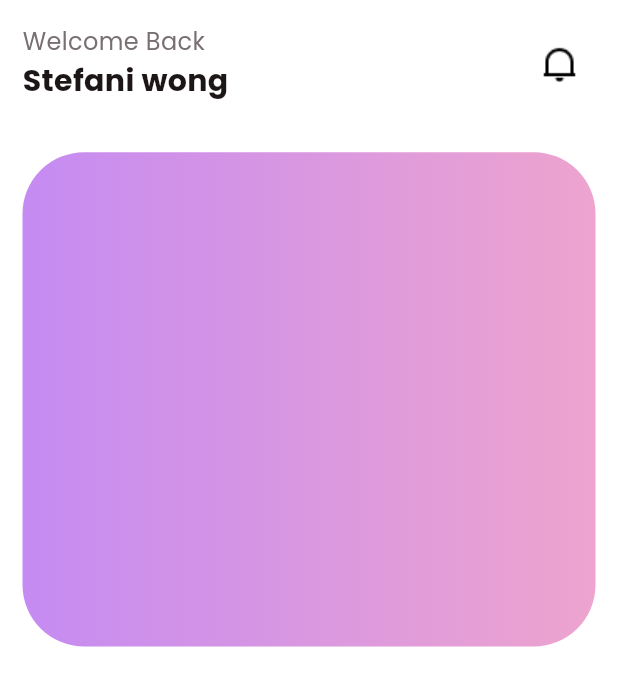
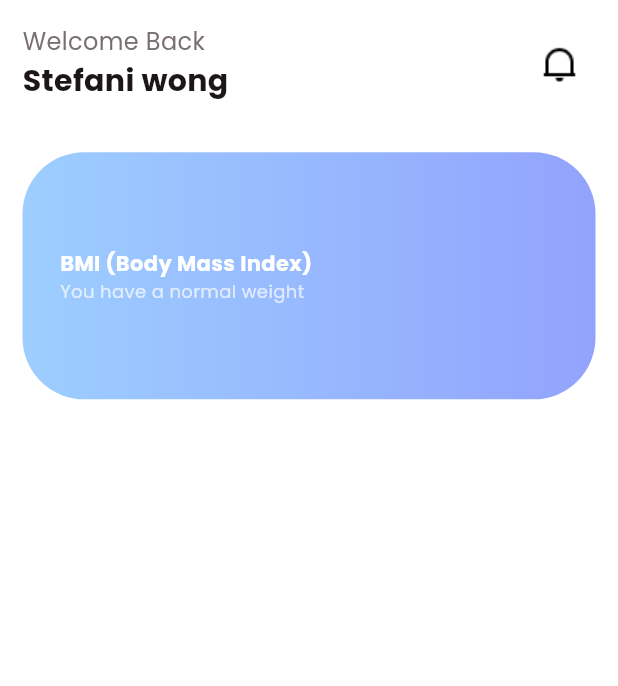
Before and after one commit to sdhaputhanthrie/Fitness-App, a Flutter app: the HomeView screen opened directly, on a phone screen of 412 x 824 dp. Shown: the top 686 px of the screen. Run offline on Flutter 3.47's test engine with Material 3 defaults, Android fonts, the phone set to English and light mode, and no system bars; our stand-ins replace carousel_slider.

Commit message:
update  the box

```diff
--- a/lib/view/home/home_view.dart
+++ b/lib/view/home/home_view.dart
@@ -60,11 +60,39 @@ class _HomeViewState extends State<HomeView> {
                  SizedBox(height: media.height * 0.02),
 
                  Container(
-                  height: media.height * 0.4,
+                  height: media.height * 0.2,
+                  padding: EdgeInsets.symmetric(horizontal: 25, vertical: 15),
                   decoration: BoxDecoration(
-                    gradient: LinearGradient(colors: TColor.secondaryG),
+                    gradient: LinearGradient(colors: TColor.primaryG),
                     borderRadius: BorderRadius.circular(media.width * 0.1) ),
-                    )
+
+                    child: Stack(
+                      children: [
+                        Row(children: [
+                          Column(
+                            mainAxisAlignment: MainAxisAlignment.center,
+                            crossAxisAlignment: CrossAxisAlignment.start,
+
+                            children: [
+                              Text(
+                    "BMI (Body Mass Index)",
+                    style: TextStyle(color: TColor.white, fontSize:14, fontWeight: FontWeight.w700),
+                  ),
+                  Text(
+                    "You have a normal weight",
+                    style: TextStyle(
+                      color: TColor.white.withOpacity(0.7),fontSize: 12,
+
+                    ),
+                  ),
+                            ],
+                          )
+                        ],)
+
+                      ],
+                    ),
+
+                 )
 
 
 
```
